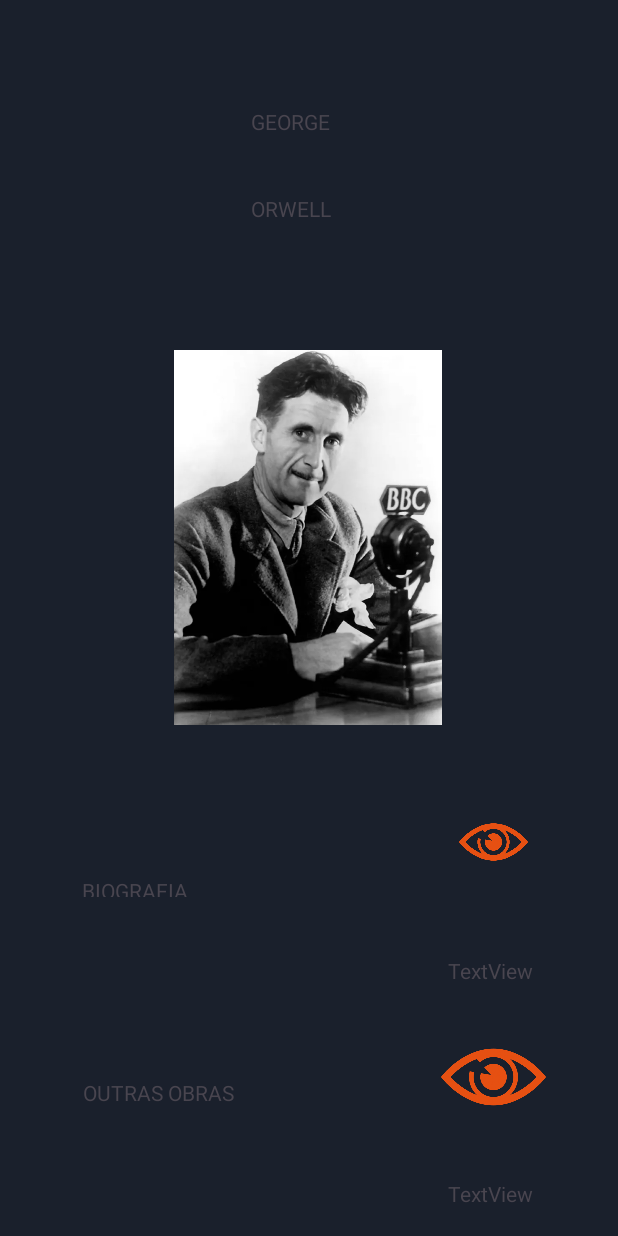
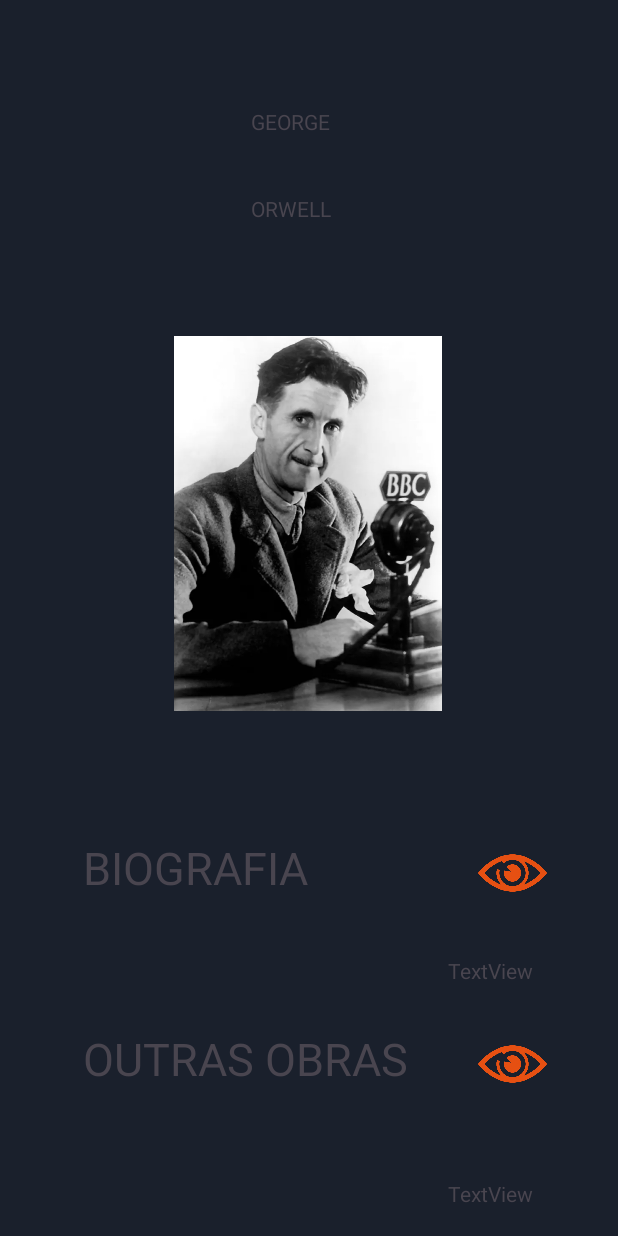
Before and after one commit to Sari-Dorneles/LeiturAPP, an Android app: the telaPerfilAutor screen opened directly, with no data from a screen before it, on a phone screen of 412 x 824 dp. Run offline under Robolectric (Android 15) with nearby library versions, the phone set to English and light mode, and no system bars.

Commit message:
desing pagina autor

```diff
--- a/app/src/main/res/layout/activity_tela_perfil_autor.xml
+++ b/app/src/main/res/layout/activity_tela_perfil_autor.xml
@@ -40,32 +40,34 @@
         app:layout_constraintHorizontal_bias="0.495"
         app:layout_constraintStart_toStartOf="parent"
         app:layout_constraintTop_toTopOf="parent"
-        app:layout_constraintVertical_bias="0.407"
+        app:layout_constraintVertical_bias="0.39"
         app:srcCompat="@drawable/georgeorwell" />
 
     <TextView
         android:id="@+id/textBIOAUTOR"
-        android:layout_width="77dp"
-        android:layout_height="14dp"
+        android:layout_width="wrap_content"
+        android:layout_height="wrap_content"
         android:text="BIOGRAFIA"
+        android:textSize="30dp"
         app:layout_constraintBottom_toBottomOf="parent"
         app:layout_constraintEnd_toEndOf="parent"
-        app:layout_constraintHorizontal_bias="0.164"
+        app:layout_constraintHorizontal_bias="0.211"
         app:layout_constraintStart_toStartOf="parent"
         app:layout_constraintTop_toTopOf="parent"
-        app:layout_constraintVertical_bias="0.721" />
+        app:layout_constraintVertical_bias="0.712" />
 
     <TextView
         android:id="@+id/textOBRAAUTOR"
         android:layout_width="wrap_content"
         android:layout_height="wrap_content"
         android:text="OUTRAS OBRAS"
+        android:textSize="30dp"
         app:layout_constraintBottom_toBottomOf="parent"
         app:layout_constraintEnd_toEndOf="parent"
-        app:layout_constraintHorizontal_bias="0.177"
+        app:layout_constraintHorizontal_bias="0.284"
         app:layout_constraintStart_toStartOf="parent"
         app:layout_constraintTop_toTopOf="parent"
-        app:layout_constraintVertical_bias="0.893" />
+        app:layout_constraintVertical_bias="0.875" />
 
     <ImageButton
         android:id="@+id/imgOLHO1"
@@ -73,28 +75,26 @@
         android:layout_height="100dp"
         android:backgroundTint="#00FFFFFF"
         android:scaleType="fitCenter"
-        android:visibility="visible"
         app:layout_constraintBottom_toBottomOf="parent"
         app:layout_constraintEnd_toEndOf="parent"
-        app:layout_constraintHorizontal_bias="0.859"
+        app:layout_constraintHorizontal_bias="0.897"
         app:layout_constraintStart_toStartOf="parent"
         app:layout_constraintTop_toTopOf="parent"
-        app:layout_constraintVertical_bias="0.706"
+        app:layout_constraintVertical_bias="0.735"
         app:srcCompat="@drawable/olho_orwell" />
 
     <ImageButton
         android:id="@+id/imgOLHO2"
         android:layout_width="70dp"
         android:layout_height="100dp"
-        android:background="#66000000"
         android:backgroundTint="#00FFFFFF"
         android:scaleType="fitCenter"
         app:layout_constraintBottom_toBottomOf="parent"
         app:layout_constraintEnd_toEndOf="parent"
-        app:layout_constraintHorizontal_bias="0.859"
+        app:layout_constraintHorizontal_bias="0.897"
         app:layout_constraintStart_toStartOf="parent"
         app:layout_constraintTop_toTopOf="parent"
-        app:layout_constraintVertical_bias="0.923"
+        app:layout_constraintVertical_bias="0.911"
         app:srcCompat="@drawable/olho_orwell" />
 
     <TextView
```
